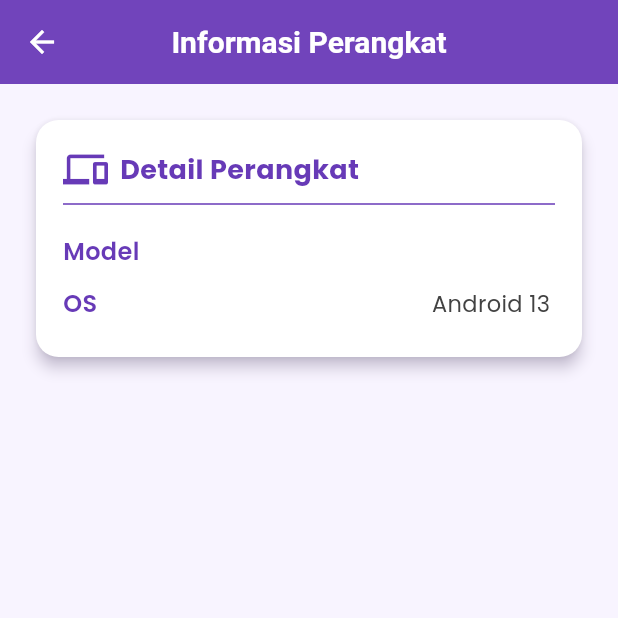
After one commit to 025-Rifda/Project_Kelompok_PBP, a Flutter app: the SettingsPage screen opened by its route, after a tap on "Informasi Perangkat", on a phone screen of 412 x 824 dp, the top half of it. The commit adds this screen. Run offline on Flutter 3.47's test engine with Material 3 defaults, Android fonts, the phone set to English and light mode, and no system bars; our stand-ins replace device_info_plus, dio, equatable, flutter_bloc, go_router, google_fonts and 3 more; accounts and stored records are empty.

Commit message:
Device Info

```diff
--- a/lib/core/router.dart
+++ b/lib/core/router.dart
@@ -11,6 +11,7 @@ import '../pages/settings_page.dart';
 import '../pages/profile_page.dart';
 import '../pages/about_page.dart';
 import '../pages/help_page.dart';
+import '../pages/device_info_page.dart';
 import '../pages/detail_page.dart';
 import '../pages/random_anime_page.dart';
 import '../models/anime_model.dart';
@@ -55,6 +56,10 @@ class AppRouter {
             builder: (context, state) => const AboutPage(),
           ),
           GoRoute(path: 'help', builder: (context, state) => const HelpPage()),
+          GoRoute(
+            path: 'device-info',
+            builder: (context, state) => const DeviceInfoPage(),
+          ),
         ],
       ),
       GoRoute(
--- /dev/null
+++ b/lib/pages/device_info_page.dart
@@ -0,0 +1,226 @@
+import 'package:flutter/material.dart';
+import 'package:google_fonts/google_fonts.dart';
+import 'package:device_info_plus/device_info_plus.dart';
+import 'dart:io';
+import 'package:flutter/foundation.dart' show kIsWeb;
+
+class DeviceInfoPage extends StatefulWidget {
+  const DeviceInfoPage({super.key});
+
+  @override
+  State<DeviceInfoPage> createState() => _DeviceInfoPageState();
+}
+
+class _DeviceInfoPageState extends State<DeviceInfoPage> {
+  String _deviceModel = "Memuat...";
+  String _osVersion = "Memuat...";
+  String _errorMessage = "";
+
+  @override
+  void initState() {
+    super.initState();
+    _loadDeviceInfo();
+  }
+
+  Future<void> _loadDeviceInfo() async {
+    final deviceInfoPlugin = DeviceInfoPlugin();
+    setState(() {
+      _deviceModel = "Memuat...";
+      _osVersion = "Memuat...";
+      _errorMessage = "";
+    });
+
+    try {
+      if (kIsWeb) {
+        final webInfo = await deviceInfoPlugin.webBrowserInfo;
+        String browserName = webInfo.browserName.name;
+        String osHost = _extractOsFromUserAgent(webInfo.userAgent ?? "");
+        String model = "Web Browser";
+        String osDetail = "$osHost | Browser: $browserName";
+        _updateState(model, osDetail);
+      } else {
+        if (Platform.isAndroid) {
+          final androidInfo = await deviceInfoPlugin.androidInfo;
+          _updateState(
+            androidInfo.model,
+            "Android ${androidInfo.version.release}",
+          );
+        } else if (Platform.isIOS) {
+          final iosInfo = await deviceInfoPlugin.iosInfo;
+          String model = iosInfo.name.isNotEmpty
+              ? iosInfo.name
+              : iosInfo.utsname.machine;
+          _updateState(model, "${iosInfo.systemName} ${iosInfo.systemVersion}");
+        } else if (Platform.isWindows) {
+          final windowsInfo = await deviceInfoPlugin.windowsInfo;
+          String osName = windowsInfo.buildNumber >= 22000
+              ? "Windows 11"
+              : "Windows ${windowsInfo.buildNumber > 0 ? 10 : ''}";
+          String modelName = windowsInfo.computerName.isNotEmpty
+              ? windowsInfo.computerName
+              : windowsInfo.editionId.isNotEmpty
+              ? "Edisi ${windowsInfo.editionId}"
+              : Platform.localeName;
+          _updateState(
+            modelName,
+            "$osName (Build ${windowsInfo.buildNumber}, Release ${windowsInfo.releaseId})",
+          );
+        } else {
+          _updateState(
+            Platform.operatingSystem,
+            Platform.operatingSystemVersion,
+          );
+        }
+      }
+    } catch (e) {
+      _updateError(
+        "GAGAL DETEKSI",
+        "Error: $e",
+        "Gagal mengambil info perangkat. Coba jalankan 'flutter clean' dan 'flutter pub get'.",
+      );
+      debugPrint("Device Info Error: $e");
+    }
+  }
+
+  String _extractOsFromUserAgent(String userAgent) {
+    if (userAgent.contains('Windows NT 10.0')) return 'Windows 10/11';
+    if (userAgent.contains('Macintosh')) return 'macOS';
+    if (userAgent.contains('iPhone')) return 'iOS';
+    if (userAgent.contains('Android')) return 'Android';
+    if (userAgent.contains('Linux')) return 'Linux';
+    return 'Unknown Host OS';
+  }
+
+  void _updateState(String model, String os) {
+    setState(() {
+      _deviceModel = model;
+      _osVersion = os;
+    });
+  }
+
+  void _updateError(String model, String os, String message) {
+    setState(() {
+      _deviceModel = model;
+      _osVersion = os;
+      _errorMessage = message;
+    });
+  }
+
+  Widget _buildDeviceField(String label, String value) {
+    return Padding(
+      padding: const EdgeInsets.symmetric(vertical: 6.0),
+      child: Row(
+        mainAxisAlignment: MainAxisAlignment.spaceBetween,
+        children: [
+          Text(
+            label,
+            style: GoogleFonts.poppins(
+              fontSize: 16,
+              fontWeight: FontWeight.w600,
+              color: Colors.deepPurple,
+            ),
+          ),
+          Flexible(
+            child: SelectableText(
+              value,
+              textAlign: TextAlign.right,
+              style: GoogleFonts.poppins(
+                fontSize: value.length > 50 ? 12 : 15,
+                color: Colors.grey[800],
+              ),
+            ),
+          ),
+        ],
+      ),
+    );
+  }
+
+  @override
+  Widget build(BuildContext context) {
+    final isLoading = _deviceModel == "Memuat..." && _errorMessage.isEmpty;
+
+    return Scaffold(
+      appBar: AppBar(
+        title: const Text("Informasi Perangkat"),
+        backgroundColor: Colors.deepPurple,
+        foregroundColor: Colors.white,
+        elevation: 3,
+      ),
+      body: Padding(
+        padding: const EdgeInsets.all(20),
+        child: isLoading
+            ? const Center(child: CircularProgressIndicator())
+            : Column(
+                children: [
+                  Card(
+                    color: Colors.white,
+                    shape: RoundedRectangleBorder(
+                      borderRadius: BorderRadius.circular(15),
+                    ),
+                    elevation: 4,
+                    shadowColor: Colors.deepPurple.shade100,
+                    child: Padding(
+                      padding: const EdgeInsets.all(18),
+                      child: Column(
+                        crossAxisAlignment: CrossAxisAlignment.start,
+                        children: [
+                          Row(
+                            children: [
+                              const Icon(
+                                Icons.devices,
+                                color: Colors.deepPurple,
+                                size: 30,
+                              ),
+                              const SizedBox(width: 8),
+                              Text(
+                                "Detail Perangkat",
+                                style: GoogleFonts.poppins(
+                                  fontSize: 18,
+                                  fontWeight: FontWeight.bold,
+                                  color: Colors.deepPurple,
+                                ),
+                              ),
+                            ],
+                          ),
+                          const Divider(color: Colors.deepPurple, thickness: 1),
+                          const SizedBox(height: 6),
+                          _buildDeviceField("Model", _deviceModel),
+                          _buildDeviceField("OS", _osVersion),
+                        ],
+                      ),
+                    ),
+                  ),
+                  if (_errorMessage.isNotEmpty)
+                    Container(
+                      margin: const EdgeInsets.only(top: 16),
+                      padding: const EdgeInsets.all(12),
+                      decoration: BoxDecoration(
+                        color: Colors.red.shade50,
+                        borderRadius: BorderRadius.circular(8),
+                        border: Border.all(color: Colors.red.shade200),
+                      ),
+                      child: Row(
+                        children: [
+                          const Icon(
+                            Icons.error_outline,
+                            color: Colors.redAccent,
+                          ),
+                          const SizedBox(width: 8),
+                          Expanded(
+                            child: Text(
+                              _errorMessage,
+                              style: GoogleFonts.poppins(
+                                color: Colors.red.shade700,
+                                fontWeight: FontWeight.w600,
+                              ),
+                            ),
+                          ),
+                        ],
+                      ),
+                    ),
+                ],
+              ),
+      ),
+    );
+  }
+}
--- a/lib/pages/settings_page.dart
+++ b/lib/pages/settings_page.dart
@@ -101,6 +101,12 @@ class _SettingsPageState extends State<SettingsPage> {
               title: 'Bantuan',
               subtitle: 'Panduan dan dukungan',
               onTap: () => context.go('/settings/help'),
+            ),
+            _buildSettingItem(
+              icon: Icons.devices,
+              title: 'Informasi Perangkat',
+              subtitle: 'Lihat detail perangkat Anda',
+              onTap: () => context.go('/settings/device-info'),
             ),
             const SizedBox(height: 30),
 
--- a/pubspec.yaml
+++ b/pubspec.yaml
@@ -32,6 +32,7 @@ dependencies:
   # Storage & utilities
   shared_preferences: ^2.2.3
   intl: ^0.19.0
+  device_info_plus: ^12.1.0
 
 dev_dependencies:
   flutter_test:
```
Also changed, not shown: pubspec.lock, 2 other files.
